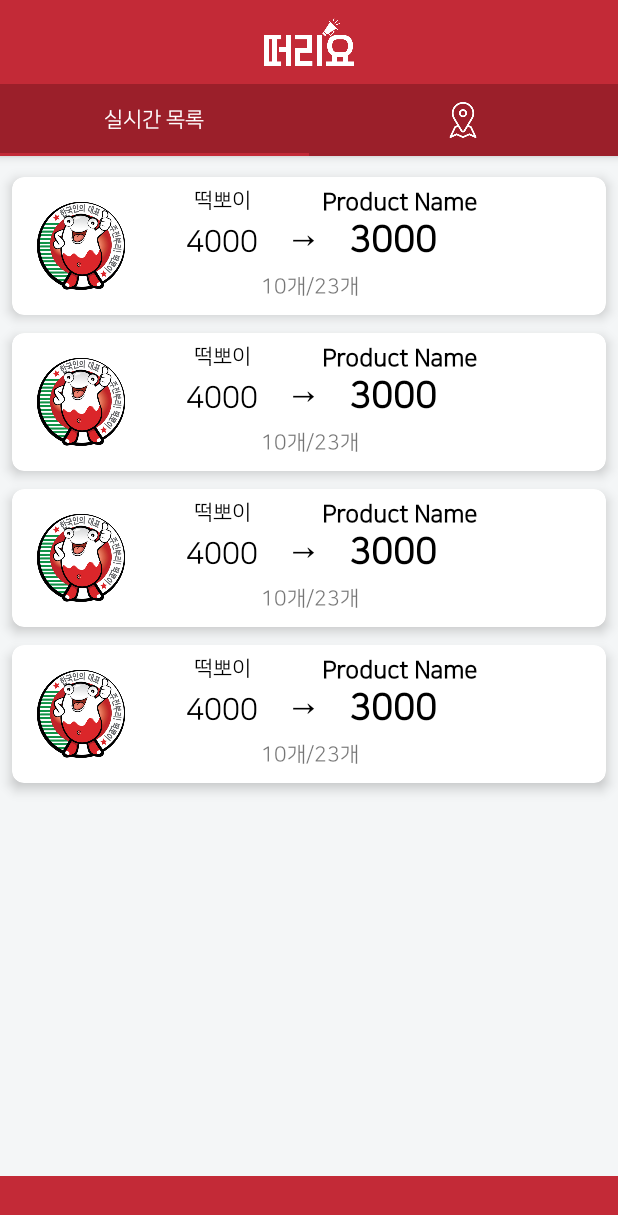
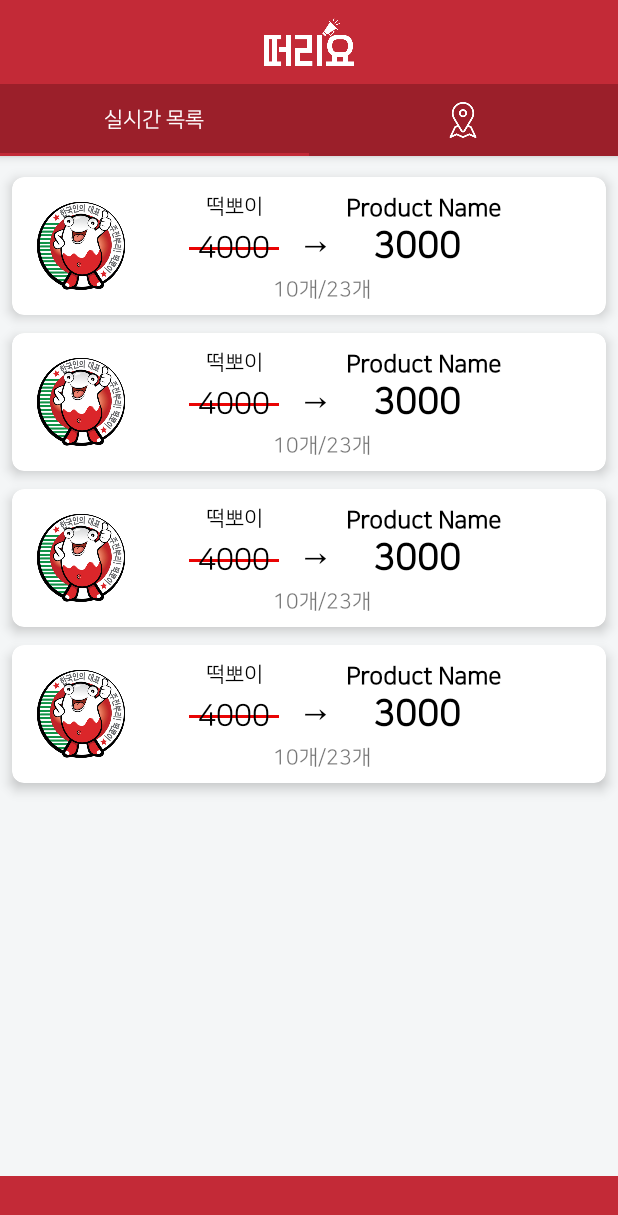
Before and after one commit to ZZANZU/TTURIYO_android, an Android app: the CustomerHomeListFragment screen opened directly, with no data from a screen before it, on a phone screen of 412 x 824 dp. Shown: the top 1215 px of the screen. Run offline under Robolectric (Android 15) with nearby library versions, the phone set to English and light mode, and no system bars; 1 statement that could not run was skipped.

Commit message:
Edited customer recyclerview item design : 이전 가격에 빨간 줄 추가

```diff
--- a/app/src/main/res/layout/item_customer_home_list.xml
+++ b/app/src/main/res/layout/item_customer_home_list.xml
@@ -34,7 +34,7 @@
             android:id="@+id/customer_home_product_company"
             android:layout_width="wrap_content"
             android:layout_height="wrap_content"
-            android:layout_marginTop="8dp"
+            android:layout_marginTop="12dp"
             android:fontFamily="@font/nanumsquareregular"
             android:text="Company Name"
             android:textColor="@color/black"
@@ -47,7 +47,7 @@
             android:layout_width="wrap_content"
             android:layout_height="wrap_content"
             android:layout_marginStart="8dp"
-            android:layout_marginTop="8dp"
+            android:layout_marginTop="12dp"
             android:fontFamily="@font/nanumsquare_regular"
             android:text="Product Name"
             android:textColor="@color/black"
@@ -58,16 +58,29 @@
             app:layout_constraintStart_toStartOf="@+id/customer_home_product_cost_after"
             app:layout_constraintTop_toTopOf="parent" />
 
+        <View
+            android:layout_width="60dp"
+            android:layout_height="2dp"
+            android:layout_marginBottom="8dp"
+            android:layout_marginEnd="8dp"
+            android:layout_marginStart="8dp"
+            android:layout_marginTop="8dp"
+            android:background="#e90404"
+            app:layout_constraintBottom_toBottomOf="@+id/customer_home_product_cost_before"
+            app:layout_constraintEnd_toEndOf="@+id/customer_home_product_cost_before"
+            app:layout_constraintStart_toStartOf="@+id/customer_home_product_cost_before"
+            app:layout_constraintTop_toTopOf="@+id/customer_home_product_cost_before" />
+
         <TextView
             android:id="@+id/customer_home_product_cost_before"
             android:layout_width="wrap_content"
             android:layout_height="wrap_content"
-            android:layout_marginStart="40dp"
+            android:layout_marginStart="48dp"
             android:layout_marginTop="8dp"
             android:fontFamily="@font/nanumsquareregular"
             android:text="prior cost"
+            android:textColor="@color/black"
             android:textSize="20dp"
-            android:textColor="@color/black"
             app:layout_constraintStart_toEndOf="@+id/customer_home_product_img"
             app:layout_constraintTop_toBottomOf="@+id/customer_home_product_company" />
 
@@ -87,7 +100,7 @@
             android:id="@+id/customer_home_product_cost_after"
             android:layout_width="wrap_content"
             android:layout_height="26dp"
-            android:layout_marginStart="16dp"
+            android:layout_marginStart="24dp"
             android:fontFamily="@font/nanumsquareregular"
             android:text="after cost"
             android:textColor="@color/black"
```
